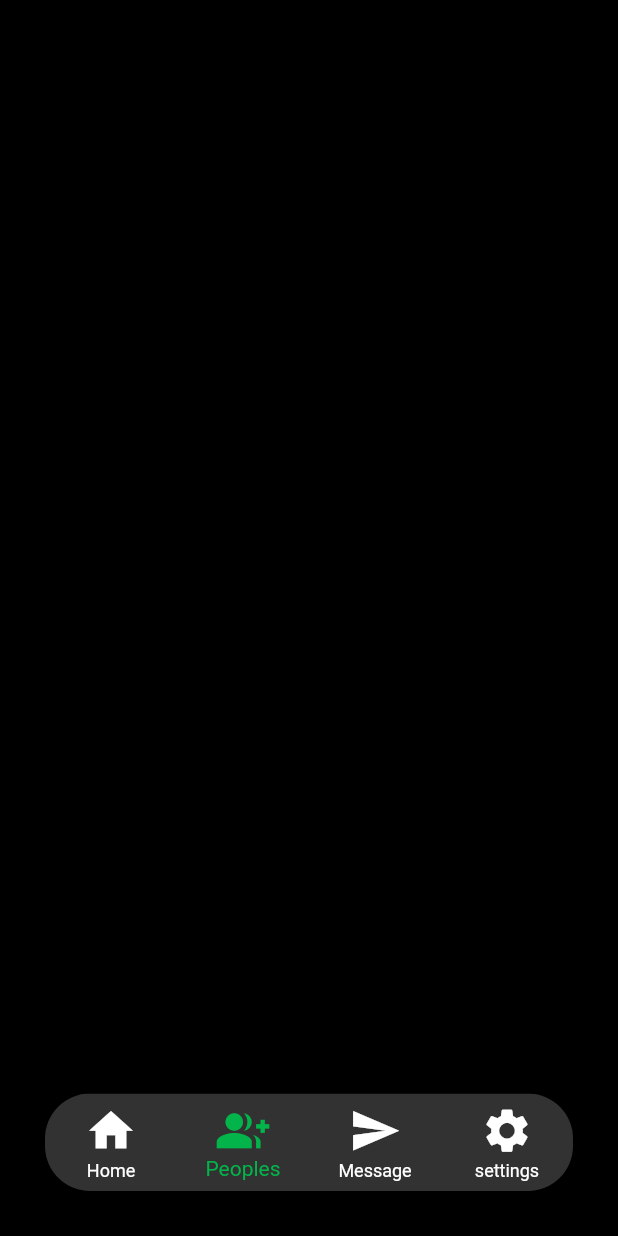
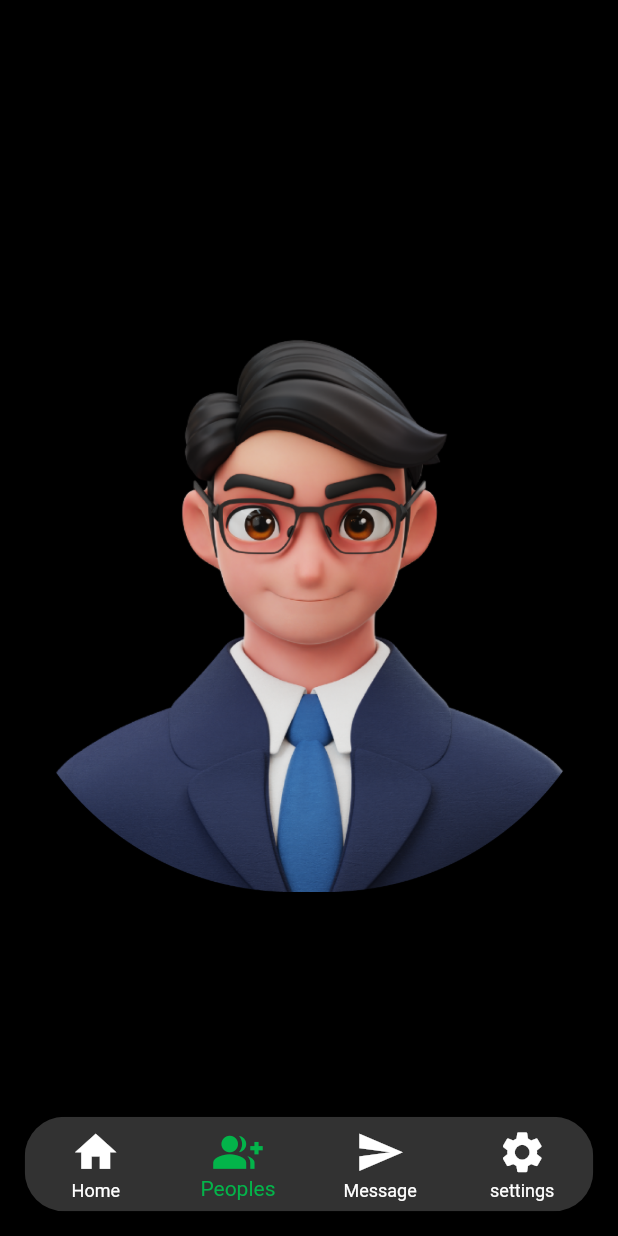
Before and after one commit to ayushh-gautam/portfolio, a Flutter app: the AuthPage screen opened directly, item 2 of the bottom bar chosen, on a phone screen of 412 x 824 dp. Run offline on Flutter 3.47's test engine with Material 2 defaults, Android fonts, the phone set to English and light mode, and no system bars; our stand-ins replace cloud_firestore, firebase_auth, firebase_core, google_fonts, google_sign_in, timeline_tile; accounts and stored records are empty.

```diff
--- a/lib/view/screens/Home/elements/navigationbar.dart
+++ b/lib/view/screens/Home/elements/navigationbar.dart
@@ -24,14 +24,16 @@ class _MyNavigationBarState extends State<MyNavigationBar> {
   ];
   @override
   Widget build(BuildContext context) {
+    return LayoutBuilder(builder: (context, Constraints) {
       return Stack(children: [
         _pages.elementAt(_pageIndex),
         Padding(
-        padding: EdgeInsets.all(30.0),
+          padding: EdgeInsets.all(Constraints.maxHeight * 0.02),
           child: Align(
               alignment: Alignment(0, 1),
               child: ClipRRect(
-              borderRadius: BorderRadius.all(Radius.circular(30)),
+                borderRadius: BorderRadius.all(
+                    Radius.circular(Constraints.maxHeight * 0.032)),
                 child: BottomNavigationBar(
                   type: BottomNavigationBarType.fixed,
                   backgroundColor: Color(0xff323232),
@@ -47,25 +49,25 @@ class _MyNavigationBarState extends State<MyNavigationBar> {
                     BottomNavigationBarItem(
                         icon: Icon(
                           Icons.home,
-                        size: 35,
+                          size: Constraints.maxHeight * 0.04,
                         ),
                         label: 'Home'),
                     BottomNavigationBarItem(
                         icon: Icon(
                           Icons.group_add_sharp,
-                        size: 35,
+                          size: Constraints.maxHeight * 0.04,
                         ),
                         label: 'Peoples'),
                     BottomNavigationBarItem(
                         icon: Icon(
                           Icons.send,
-                        size: 35,
+                          size: Constraints.maxHeight * 0.04,
                         ),
                         label: 'Message'),
                     BottomNavigationBarItem(
                         icon: Icon(
                           Icons.settings,
-                        size: 35,
+                          size: Constraints.maxHeight * 0.04,
                         ),
                         label: 'settings')
                   ],
@@ -73,5 +75,6 @@ class _MyNavigationBarState extends State<MyNavigationBar> {
               )),
         )
       ]);
+    });
   }
 }
--- a/lib/view/screens/Home/pages/addpeoplepage.dart
+++ b/lib/view/screens/Home/pages/addpeoplepage.dart
@@ -1,4 +1,7 @@
+import 'package:cloud_firestore/cloud_firestore.dart';
+import 'package:firebase_auth/firebase_auth.dart';
 import 'package:flutter/material.dart';
+import 'package:portfolio/elements/myText.dart';
 
 class AddPeoplePage extends StatefulWidget {
   const AddPeoplePage({super.key});
@@ -8,8 +11,36 @@ class AddPeoplePage extends StatefulWidget {
 }
 
 class _AddPeoplePageState extends State<AddPeoplePage> {
+  final user = FirebaseAuth.instance.currentUser!;
   @override
   Widget build(BuildContext context) {
-    return Scaffold();
+    CollectionReference users = FirebaseFirestore.instance.collection('users');
+    return FutureBuilder<DocumentSnapshot>(
+        future: users.doc(user.email!).get(),
+        builder: ((context, snapshot) {
+          if (snapshot.connectionState == ConnectionState.done) {
+            Map<String, dynamic> data =
+                snapshot.data!.data() as Map<String, dynamic>;
+            return Scaffold(
+              body: Column(
+                mainAxisAlignment: MainAxisAlignment.center,
+                children: [
+                  Container(
+                    child: ("${data['photoUrl']}" == '')
+                        ? Image.asset('lib/assets/images/person.png',
+                            scale: 1.0)
+                        : Image.network('${data['photoUrl']}', scale: 1.0),
+                  ),
+                  MyText(
+                      text: '${data['username']}',
+                      color: Colors.white,
+                      fontSize: 20,
+                      fontWeight: FontWeight.normal)
+                ],
+              ),
+            );
+          }
+          return Center(child: CircularProgressIndicator());
+        }));
   }
 }
--- a/lib/view/screens/Home/pages/homepage.dart
+++ b/lib/view/screens/Home/pages/homepage.dart
@@ -25,7 +25,7 @@ class _HomePageState extends State<HomePage> {
     await FirebaseFirestore.instance
         .collection('users')
         .get()
-        .then((snapshot) => snapshot.docs.forEach((element) {
+        .then((snapchot) => snapchot.docs.forEach((element) {
               print(element.reference);
               documentEmail.add(element.reference.id);
             }));
```
Also changed, not shown: lib/view/screens/Home/database/getUsername.dart (+47 -5 lines), lib/view/screens/Home/pages/messagepage.dart (+9 -3 lines). Lines whose indentation alone changed are shown as unchanged.
